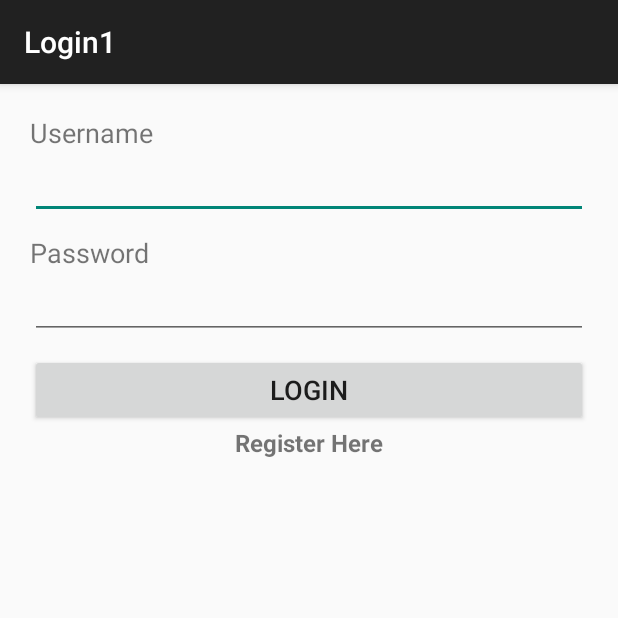
After one commit to chocofied/PetMyPet, an Android app: the Login1 screen opened directly, with no data from a screen before it, on a phone screen of 412 x 824 dp, the top half of it. The commit adds this screen. Run offline under Robolectric (Android 15) with nearby library versions, the light colour scheme and no system bars.

Commit message:
Updated_login

```diff
--- /dev/null
+++ b/PetMyPet/app/src/main/java/com/example/csun24/petmypet/Login1.java
@@ -0,0 +1,47 @@
+package com.example.csun24.petmypet;
+
+import android.content.Intent;
+import android.support.v7.app.ActionBarActivity;
+import android.support.v7.app.AppCompatActivity;
+import android.os.Bundle;
+import android.view.Menu;
+import android.view.MenuItem;
+import android.view.View;
+import android.widget.Button;
+import android.widget.EditText;
+import android.widget.TextView;
+
+public class Login1 extends AppCompatActivity implements View.OnClickListener {
+
+    Button bLogin;
+    EditText etUsername, etPassword;
+    TextView tvRegisterLink;
+
+    @Override
+    protected void onCreate(Bundle savedInstanceState) {
+        super.onCreate(savedInstanceState);
+        setContentView(R.layout.activity_login1);
+
+        etUsername = (EditText) findViewById(R.id.etUsername);
+        etPassword = (EditText) findViewById(R.id.etPassword);
+        bLogin = (Button) findViewById(R.id.bLogin);
+        tvRegisterLink = (TextView) findViewById(R.id.tvRegisterLink);
+
+        bLogin.setOnClickListener(this);
+        tvRegisterLink.setOnClickListener(this);
+    }
+
+    public void onClick(View v) {
+        switch(v.getId()) {
+            case R.id.bLogin:
+
+
+                break;
+            case R.id.tvRegisterLink:
+                startActivity(new Intent(this, Register.class));
+
+                break;
+        }
+    }
+
+}
--- /dev/null
+++ b/PetMyPet/app/src/main/res/layout/activity_login1.xml
@@ -0,0 +1,48 @@
+<LinearLayout xmlns:android="http://schemas.android.com/apk/res/android"
+    xmlns:tools="http://schemas.android.com/tools"
+    android:orientation="vertical"
+    android:layout_height="match_parent"
+    android:padding="20dp"
+    android:layout_width="match_parent"    >
+
+    <TextView
+        android:layout_width="wrap_content"
+        android:text="Username"
+        android:textSize="18dp"
+        android:layout_height="wrap_content" />
+
+    <EditText
+        android:id="@+id/etUsername"
+        android:layout_width="match_parent"
+        android:layout_marginBottom="10dp"
+        android:layout_height="wrap_content" />
+
+    <TextView
+        android:layout_width="wrap_content"
+        android:text="Password"
+        android:textSize="18dp"
+        android:layout_height="wrap_content" />
+
+    <EditText
+        android:id="@+id/etPassword"
+        android:layout_width="match_parent"
+        android:layout_marginBottom="10dp"
+        android:layout_height="wrap_content" />
+
+    <Button
+        android:id="@+id/bLogin"
+        android:text="Login"
+        android:textSize="18dp"
+        android:layout_width="match_parent"
+        android:layout_height="wrap_content" />
+
+    <TextView
+        android:id="@+id/tvRegisterLink"
+        android:layout_width="wrap_content"
+        android:text="Register Here"
+        android:textStyle="bold"
+        android:layout_gravity="center_horizontal"
+        android:textSize="16dp"
+        android:layout_height="wrap_content" />
+
+</LinearLayout>
--- /dev/null
+++ b/PetMyPet/app/src/main/res/menu/menu_main.xml
@@ -0,0 +1,6 @@
+<menu xmlns:android="http://schemas.android.com/apk/res/android"
+    xmlns:app="http://schemas.android.com/apk/res-auto"
+    xmlns:tools="http://schemas.android.com/tools" tools:context="com.example.csun24.petmypet.Main">
+    <item android:id="@+id/action_settings" android:title="@string/action_settings"
+        android:orderInCategory="100" app:showAsAction="never" />
+</menu>
--- /dev/null
+++ b/PetMyPet/app/src/main/res/values-w820dp/dimens.xml
@@ -0,0 +1,6 @@
+<resources>
+    <!-- Example customization of dimensions originally defined in res/values/dimens.xml
+         (such as screen margins) for screens with more than 820dp of available width. This
+         would include 7" and 10" devices in landscape (~960dp and ~1280dp respectively). -->
+    <dimen name="activity_horizontal_margin">64dp</dimen>
+</resources>
```
Also changed, not shown: PetMyPet/app/src/main/AndroidManifest.xml (+12 -0 lines), PetMyPet/app/src/main/java/com/example/csun24/petmypet/Main.java (added, +38 -0 lines), PetMyPet/app/src/main/java/com/example/csun24/petmypet/Register.java (added, +42 -0 lines), PetMyPet/app/src/main/res/layout/activity_main.xml (added, +39 -0 lines), PetMyPet/app/src/main/res/layout/activity_register.xml (added, +65 -0 lines), PetMyPet/app/src/main/res/menu/menu_login1.xml (added, +7 -0 lines), PetMyPet/app/src/main/res/menu/menu_register.xml (added, +7 -0 lines), PetMyPet/app/src/main/res/menu/menu_test_login.xml (added, +7 -0 lines), PetMyPet/app/src/main/res/values/strings.xml (+7 -0 lines), 1 other file.
